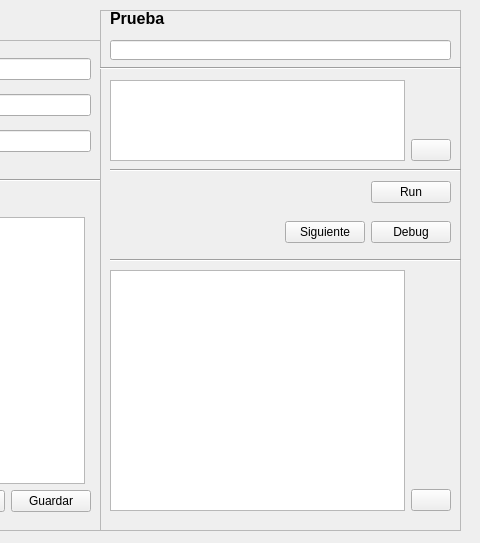
First picture: the form in MainWindowInterfaz.ui, repository demc099/Paradigms, before the edit; both pictures show x 250 to 730 and y 0 to 543 of the 730 by 704 pixel window.
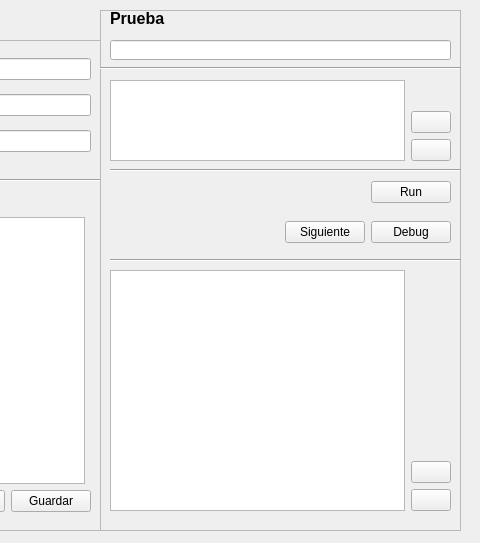
Second picture: the form after the edit.

```diff
--- a/MainWindowInterfaz.ui
+++ b/MainWindowInterfaz.ui
@@ -2,6 +2,9 @@
 <ui version="4.0">
  <class>MainWindow</class>
  <widget class="QMainWindow" name="MainWindow">
+  <property name="enabled">
+   <bool>true</bool>
+  </property>
   <property name="geometry">
    <rect>
     <x>0</x>
@@ -319,7 +322,7 @@
       <enum>Qt::Horizontal</enum>
      </property>
     </widget>
-    <widget class="QWidget" name="">
+    <widget class="QWidget" name="layoutWidget">
      <property name="geometry">
       <rect>
        <x>10</x>
@@ -355,6 +358,16 @@
           </property>
          </spacer>
         </item>
+        <item>
+         <widget class="QPushButton" name="clearRegistryButton">
+          <property name="enabled">
+           <bool>true</bool>
+          </property>
+          <property name="text">
+           <string/>
+          </property>
+         </widget>
+        </item>
         <item>
          <widget class="QPushButton" name="saveRegistryButton">
           <property name="text">
@@ -366,7 +379,7 @@
       </item>
      </layout>
     </widget>
-    <widget class="QWidget" name="">
+    <widget class="QWidget" name="layoutWidget">
      <property name="geometry">
       <rect>
        <x>10</x>
@@ -405,7 +418,7 @@
       </item>
      </layout>
     </widget>
-    <widget class="QWidget" name="">
+    <widget class="QWidget" name="layoutWidget">
      <property name="geometry">
       <rect>
        <x>10</x>
@@ -433,6 +446,16 @@
           </property>
          </spacer>
         </item>
+        <item>
+         <widget class="QPushButton" name="clearFileButton">
+          <property name="enabled">
+           <bool>true</bool>
+          </property>
+          <property name="text">
+           <string/>
+          </property>
+         </widget>
+        </item>
         <item>
          <widget class="QPushButton" name="saveFileButton">
           <property name="text">
@@ -444,7 +467,7 @@
       </item>
      </layout>
     </widget>
-    <widget class="QWidget" name="">
+    <widget class="QWidget" name="layoutWidget">
      <property name="geometry">
       <rect>
        <x>10</x>
```
